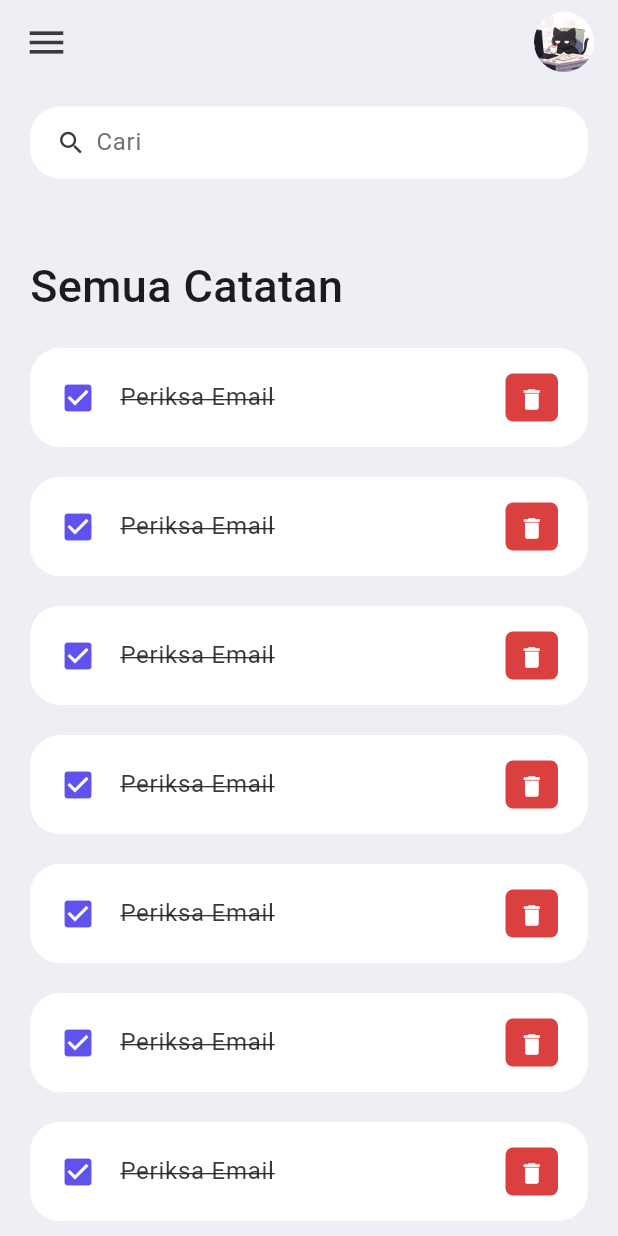
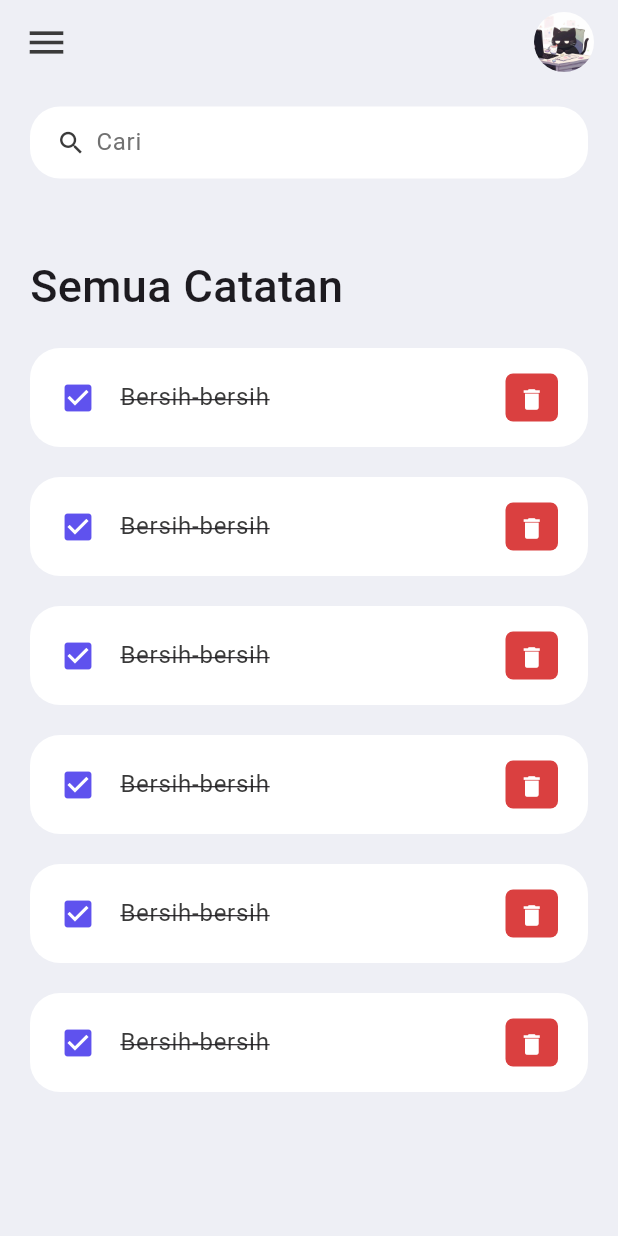
Before and after one commit to HengkerKucing/ToDo_Mobile, a Flutter app: the screen it shows after launch, on a phone screen of 412 x 824 dp. Run offline on Flutter 3.47's test engine with Material 3 defaults, Android fonts, the phone set to English and light mode, and no system bars.

Commit message:
todo model & todo widget

```diff
--- a/lib/model/todo.dart
+++ b/lib/model/todo.dart
@@ -0,0 +1,23 @@
+class ToDo {
+  String? id;
+  String? todoText;
+  bool isDone;
+
+  ToDo({
+    required this.id,
+    required this.todoText,
+    this.isDone = false
+  });
+
+
+  static List<ToDo> todoList() {
+    return [
+      ToDo(id: '01', todoText: 'Bersih-bersih', isDone: true),
+      ToDo(id: '02', todoText: 'Bersih-bersih', isDone: true),
+      ToDo(id: '03', todoText: 'Bersih-bersih',),
+      ToDo(id: '04', todoText: 'Bersih-bersih',),
+      ToDo(id: '05', todoText: 'Bersih-bersih',),
+      ToDo(id: '06', todoText: 'Bersih-bersih',),
+    ];
+  }
+}
--- a/lib/screens/home.dart
+++ b/lib/screens/home.dart
@@ -1,9 +1,12 @@
 import 'package:flutter/material.dart';
 import 'package:todo_app/constant/colors.dart';
+import 'package:todo_app/model/todo.dart';
 import 'package:todo_app/widgets/todo_item.dart';
 
 class HomePage extends StatelessWidget {
-    const HomePage({super.key});
+      HomePage({super.key});
+
+    final todosList = ToDo.todoList();
 
   @override
   Widget build(BuildContext context) {
@@ -25,17 +28,9 @@ class HomePage extends StatelessWidget {
                       margin: EdgeInsets.only(top: 50, bottom: 20),
                       child: Text('Semua Catatan', style: TextStyle(fontSize: 30, fontWeight: FontWeight.w500),),
                     ),
-                    ToDoItem(),
-                    ToDoItem(),
-                    ToDoItem(),
-                    ToDoItem(),
-                    ToDoItem(),
-                    ToDoItem(),
-                    ToDoItem(),
-                    ToDoItem(),
-                    ToDoItem(),
-                    ToDoItem(),
 
+                    for ( ToDo todo in todosList)
+                    ToDoItem(todo: todo,),
                   ],
                 ),
               )
--- a/lib/widgets/todo_item.dart
+++ b/lib/widgets/todo_item.dart
@@ -1,8 +1,12 @@
 import 'package:flutter/material.dart';
 import 'package:todo_app/constant/colors.dart';
+import 'package:todo_app/model/todo.dart';
 
 class ToDoItem extends StatelessWidget {
-  const ToDoItem({super.key});
+  final ToDo todo;
+
+  const ToDoItem({Key? key, required this.todo }) : super(key: key);
+
 
   @override
   Widget build(BuildContext context) {
@@ -18,7 +22,9 @@ class ToDoItem extends StatelessWidget {
         contentPadding: EdgeInsets.symmetric(horizontal: 20, vertical: 5),
         tileColor: Colors.white,
         leading: Icon(Icons.check_box, color: tdBlue,),
-        title: Text('Periksa Email', style: TextStyle(
+        title: Text(
+          todo.todoText!,
+          style: TextStyle(
           fontSize: 16,
           color: tdBlack,
           decoration: TextDecoration.lineThrough,
```
